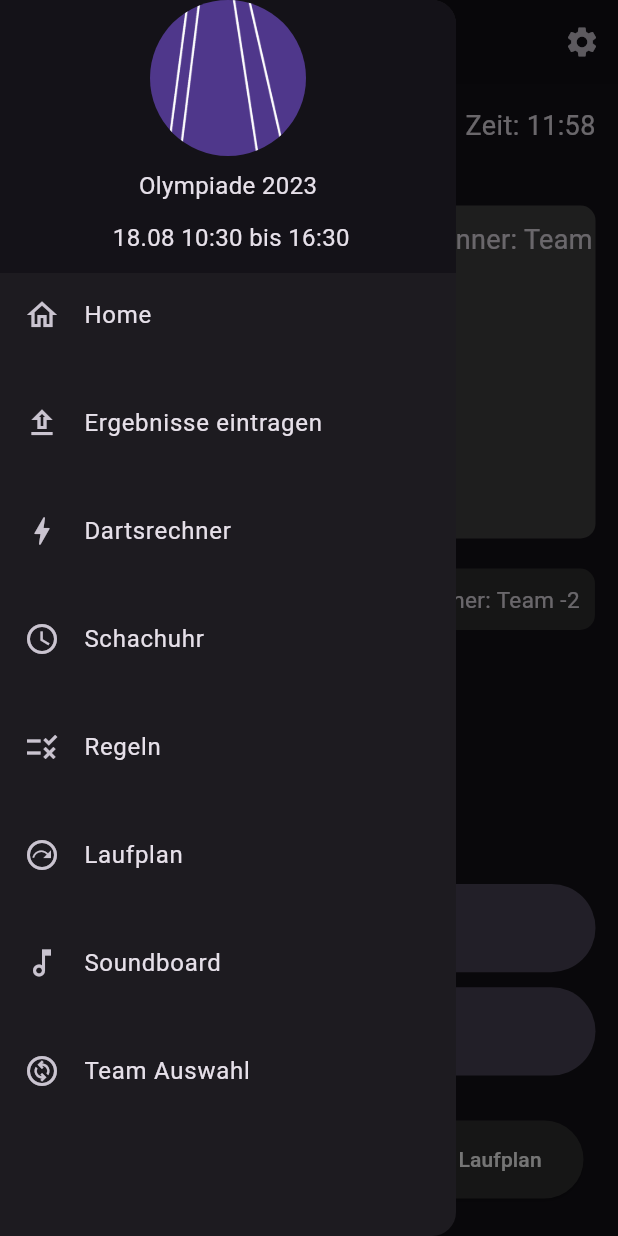
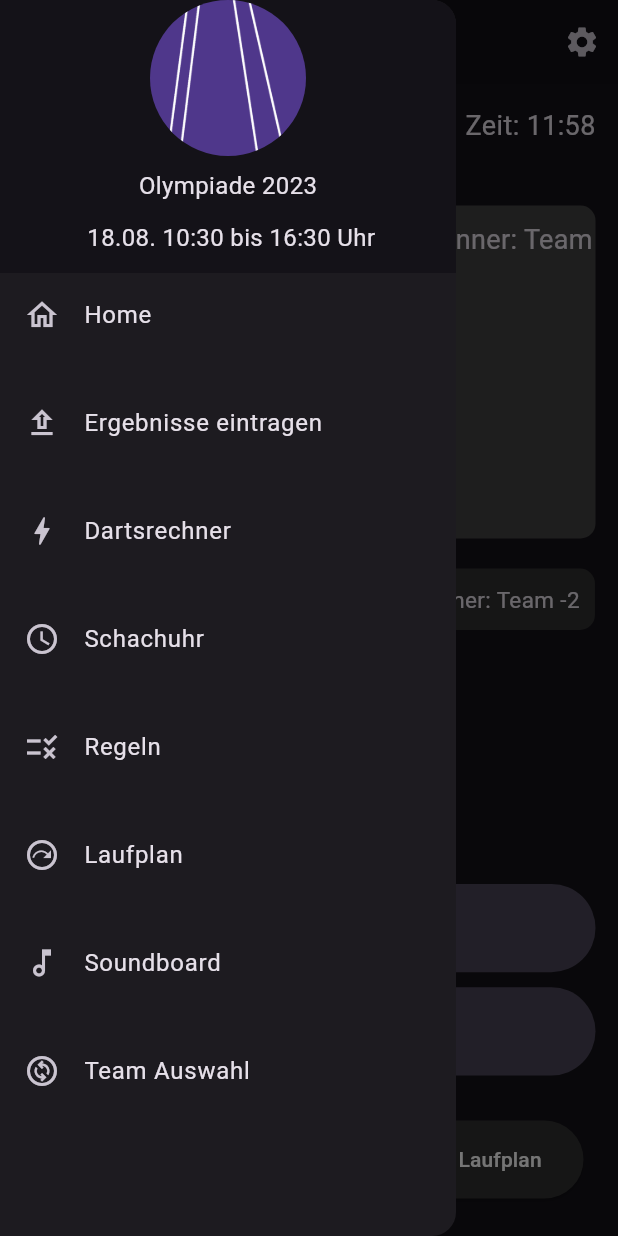
Before and after one commit to PhoenixFlyy/MiniOlympiade, a Flutter app: the MainMenu screen opened directly, with the side drawer open, on a phone screen of 412 x 824 dp. Run offline on Flutter 3.47's test engine with Material 2 defaults, Android fonts, the phone set to English and light mode, and no system bars; our stand-ins replace audioplayers, firebase_core, firebase_database, shared_preferences; accounts and stored records are empty.

```diff
--- a/winter_olympiade/lib/utils/MainMenuNavigationDrawer.dart
+++ b/winter_olympiade/lib/utils/MainMenuNavigationDrawer.dart
@@ -55,11 +55,13 @@ class MainMenuNavigationDrawer extends StatelessWidget {
                 Row(
                   mainAxisAlignment: MainAxisAlignment.center,
                   children: [
-                    Text(DateFormat(' dd.MM HH:mm').format(eventStartTime),
+                    Text(DateFormat(' dd.MM. HH:mm').format(eventStartTime),
                         style: const TextStyle(fontSize: 16)),
                     const Text(" bis ", style: TextStyle(fontSize: 16)),
                     Text(DateFormat('HH:mm').format(eventEndTime),
                         style: const TextStyle(fontSize: 16)),
+                    Text(' Uhr', style: const TextStyle(fontSize: 16)),
+
                   ],
                 ),
                 const SizedBox(height: 12),
```
